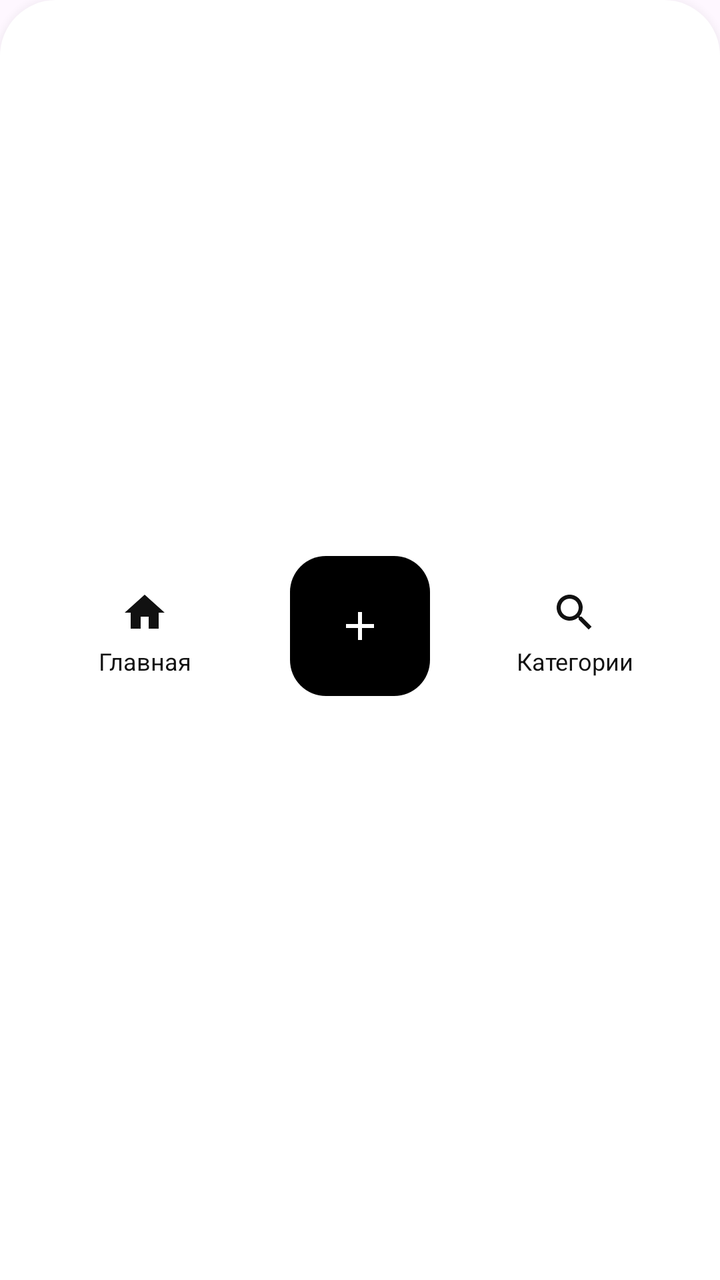
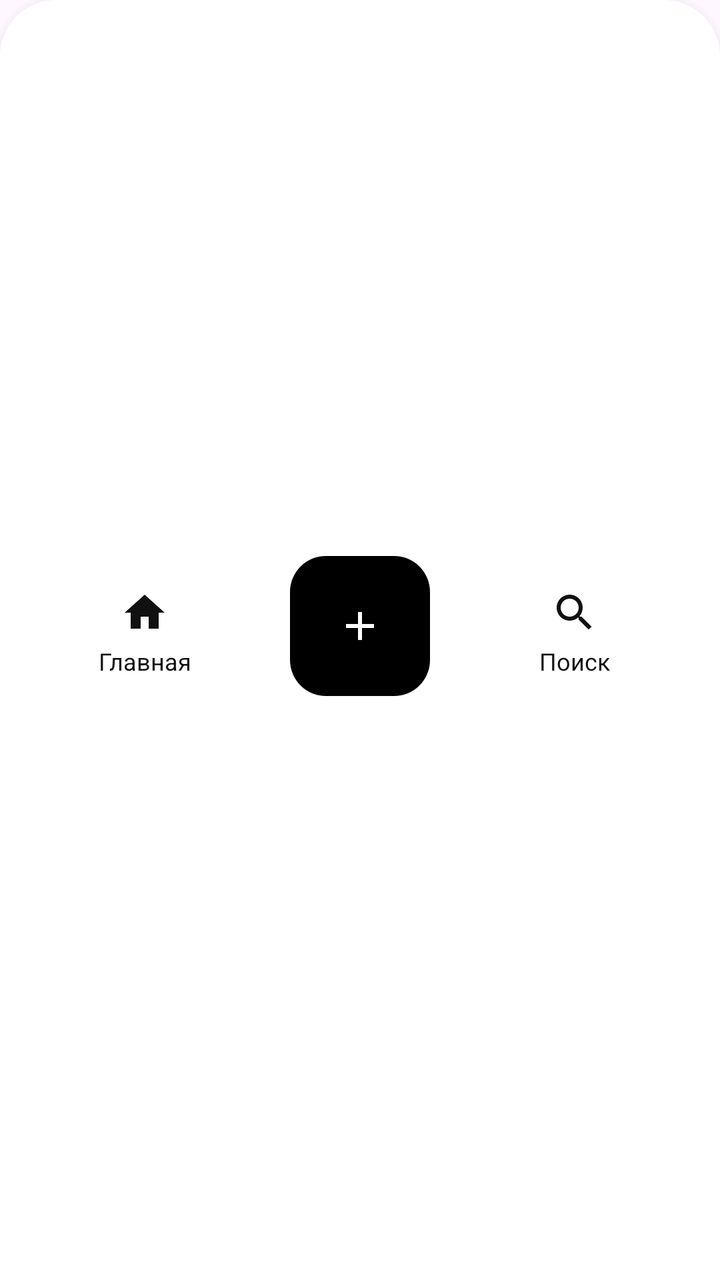

Before-and-after screenshots of an Android layout around one commit, followed by the original layout XML and the change that was made.
<!-- AndroidManifest.xml: application theme Theme.Recipe -->
<!-- res/layout/bottom_menu.xml -->
<?xml version="1.0" encoding="utf-8"?>
<androidx.constraintlayout.widget.ConstraintLayout
    xmlns:android="http://schemas.android.com/apk/res/android"
    xmlns:app="http://schemas.android.com/apk/res-auto"
    android:layout_width="match_parent"
    android:layout_height="100dp">

    
    <View
        android:id="@+id/tabIndicator"
        android:layout_width="110dp"
        android:layout_height="56dp"
        android:layout_marginStart="12dp"
        android:layout_marginBottom="10dp"
        android:background="@drawable/bg_indicator"
        app:layout_constraintBottom_toBottomOf="parent"
        app:layout_constraintStart_toStartOf="parent"/>

    <FrameLayout
        android:id="@+id/navigationCard"
        android:layout_width="0dp"
        android:layout_height="match_parent"
        android:background="@drawable/bg_bottom_menu"
        android:elevation="10dp"
        app:layout_constraintBottom_toBottomOf="parent"
        app:layout_constraintEnd_toEndOf="parent"
        app:layout_constraintStart_toStartOf="parent">

        <LinearLayout
            android:layout_width="match_parent"
            android:layout_height="match_parent"
            android:gravity="center"
            android:orientation="horizontal">

            
            <LinearLayout
                android:id="@+id/homeButton"
                android:layout_width="0dp"
                android:layout_height="match_parent"
                android:layout_weight="1"
                android:clickable="true"
                android:focusable="true"
                android:foreground="?attr/selectableItemBackgroundBorderless"
                android:gravity="center"
                android:orientation="vertical">

                <ImageView
                    android:id="@+id/homeIcon"
                    android:layout_width="24dp"
                    android:layout_height="24dp"
                    android:src="@drawable/ic_home"
                    app:tint="#111111"/>

                <TextView
                    android:id="@+id/homeText"
                    android:layout_width="wrap_content"
                    android:layout_height="wrap_content"
                    android:layout_marginTop="4dp"
                    android:layout_marginBottom="7dp"
                    android:text="Главная"
                    android:textColor="#111111"
                    android:textSize="12sp"/>

            </LinearLayout>

            
            <ImageButton
                android:id="@+id/AddRecipeButton"
                android:layout_width="70dp"
                android:layout_height="70dp"
                android:layout_marginBottom="7dp"
                android:background="@drawable/bg_add_button"
                android:clickable="true"
                android:contentDescription="Добавить рецепт"
                android:focusable="true"
                android:foreground="?attr/selectableItemBackgroundBorderless"
                android:padding="18dp"
                android:scaleType="centerInside"
                android:src="@drawable/ic_add"
                app:tint="@android:color/white"/>

            
            <LinearLayout
                android:id="@+id/categoryButton"
                android:layout_width="0dp"
                android:layout_height="match_parent"
                android:layout_weight="1"
                android:clickable="true"
                android:focusable="true"
                android:foreground="?attr/selectableItemBackgroundBorderless"
                android:gravity="center"
                android:orientation="vertical">

                <ImageView
                    android:id="@+id/categoryIcon"
                    android:layout_width="24dp"
                    android:layout_height="24dp"
                    android:src="@drawable/ic_menu_book"
                    app:tint="#111111"/>

                <TextView
                    android:id="@+id/categoryText"
                    android:layout_width="wrap_content"
                    android:layout_height="wrap_content"
                    android:layout_marginTop="4dp"
                    android:layout_marginBottom="7dp"
                    android:text="Категории"
                    android:textColor="#111111"
                    android:textSize="12sp"/>

            </LinearLayout>

        </LinearLayout>

    </FrameLayout>

</androidx.constraintlayout.widget.ConstraintLayout>
<!-- resources referenced by this layout -->
<resources>
  <!-- drawable bg_add_button (drawable) -->
  <?xml version="1.0" encoding="utf-8"?>
  <shape xmlns:android="http://schemas.android.com/apk/res/android">
  
      <solid android:color="@color/black"/>
  
      <corners android:radius="18dp"/>
  
  </shape>
  <!-- drawable bg_bottom_menu (drawable) -->
  <?xml version="1.0" encoding="utf-8"?>
  <shape xmlns:android="http://schemas.android.com/apk/res/android">
  
      <solid android:color="@android:color/white"/>
  
      <corners
          android:topLeftRadius="28dp"
          android:topRightRadius="28dp"
          android:bottomLeftRadius="0dp"
          android:bottomRightRadius="0dp"/>
  
  </shape>
  <!-- drawable bg_indicator (drawable) -->
  <?xml version="1.0" encoding="utf-8"?>
  <shape xmlns:android="http://schemas.android.com/apk/res/android">
  
      <solid android:color="#F2F2F2"/>
  
      <corners android:radius="28dp"/>
  
  </shape>
  <!-- drawable ic_add (drawable) -->
  <vector xmlns:android="http://schemas.android.com/apk/res/android" android:height="24dp" android:tint="@color/white" android:viewportHeight="960" android:viewportWidth="960" android:width="24dp">
        
      <path android:fillColor="@android:color/white" android:pathData="M440,520L200,520L200,440L440,440L440,200L520,200L520,440L760,440L760,520L520,520L520,760L440,760L440,520Z"/>
      
  </vector>
  <!-- drawable ic_home (drawable) -->
  <vector xmlns:android="http://schemas.android.com/apk/res/android" android:height="24dp" android:tint="#000000" android:viewportHeight="24" android:viewportWidth="24" android:width="24dp">
        
      <path android:fillColor="@android:color/white" android:pathData="M10,20v-6h4v6h5v-8h3L12,3 2,12h3v8z"/>
      
  </vector>
  <!-- drawable ic_menu_book (drawable) -->
  <vector xmlns:android="http://schemas.android.com/apk/res/android" android:height="24dp" android:tint="#000000" android:viewportHeight="24" android:viewportWidth="24" android:width="24dp">
        
      <path android:fillColor="@color/black" android:pathData="M15.5,14h-0.79l-0.28,-0.27C15.41,12.59 16,11.11 16,9.5 16,5.91 13.09,3 9.5,3S3,5.91 3,9.5 5.91,16 9.5,16c1.61,0 3.09,-0.59 4.23,-1.57l0.27,0.28v0.79l5,4.99L20.49,19l-4.99,-5zM9.5,14C7.01,14 5,11.99 5,9.5S7.01,5 9.5,5 14,7.01 14,9.5 11.99,14 9.5,14z"/>
      
  </vector>
  <style name="Theme.Recipe" parent="Base.Theme.Recipe" />
  <color name="black">#FF000000</color>
  <color name="white">#FFFFFFFF</color>
  <style name="Base.Theme.Recipe" parent="Theme.Material3.DayNight.NoActionBar">
          
          
      </style>
</resources>

<!-- the commit's change to res/layout/bottom_menu.xml (unified diff, before → after) -->
@@ -104,7 +104,7 @@
                     android:layout_height="wrap_content"
                     android:layout_marginTop="4dp"
                     android:layout_marginBottom="7dp"
-                    android:text="Категории"
+                    android:text="Поиск"
                     android:textColor="#111111"
                     android:textSize="12sp"/>
 
